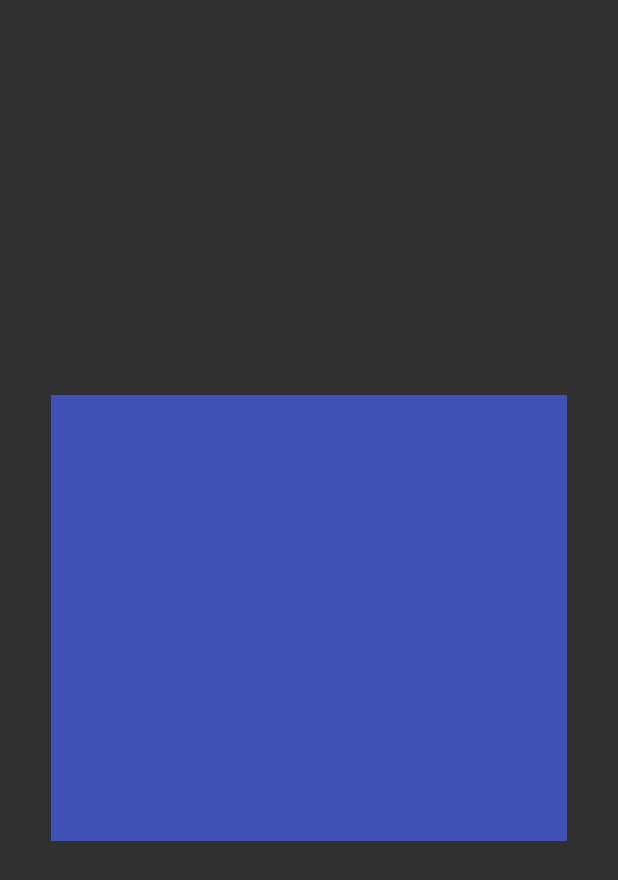
After one commit to DylanDubois/Current-Deprecated, an Android app: the layout avatar_popup_window.xml on its own in the app's theme, with its tools: preview values and no code run, on a phone screen of 412 x 824 dp. The commit adds this screen. Shown: the top 880 px of the screen. Run offline under Robolectric (Android 15) with nearby library versions, the phone set to English and light mode, and no system bars.

```diff
--- /dev/null
+++ b/app/src/main/res/layout/avatar_popup_window.xml
@@ -0,0 +1,28 @@
+<?xml version="1.0" encoding="utf-8"?>
+<android.support.constraint.ConstraintLayout xmlns:android="http://schemas.android.com/apk/res/android"
+    xmlns:app="http://schemas.android.com/apk/res-auto"
+    xmlns:tools="http://schemas.android.com/tools"
+    android:layout_width="match_parent"
+    android:layout_height="match_parent">
+
+    <FrameLayout
+        android:layout_width="344dp"
+        android:layout_height="297dp"
+        android:layout_marginBottom="8dp"
+        android:layout_marginEnd="8dp"
+        android:layout_marginStart="8dp"
+        android:layout_marginTop="8dp"
+        app:layout_constraintBottom_toBottomOf="parent"
+        app:layout_constraintEnd_toEndOf="parent"
+        app:layout_constraintRight_toRightOf="parent"
+        app:layout_constraintStart_toStartOf="parent"
+        app:layout_constraintTop_toTopOf="parent">
+
+        <android.support.constraint.ConstraintLayout
+            android:layout_width="match_parent"
+            android:layout_height="match_parent"
+            android:background="@color/colorPrimary">
+
+        </android.support.constraint.ConstraintLayout>
+    </FrameLayout>
+</android.support.constraint.ConstraintLayout>
--- a/app/src/main/res/values/strings.xml
+++ b/app/src/main/res/values/strings.xml
@@ -15,8 +15,10 @@
     <string name="email_text">Email</string>
     <string name="password_text">Password</string>
     <string name="login_text">Login</string>
+    <string name="logout_text">Logout</string>
     <string name="register_text">Register</string>
     <string name="posted_by_text">Posted by:</string>
+    <string name="avatar_text">Avatar</string>
 
     <string-array name="event_types">
         <item>Academic</item>
```
Also changed, not shown: app/src/main/AndroidManifest.xml (+4 -4 lines), app/src/main/res/layout/activity_profile_customization.xml (added, +9 -0 lines).
